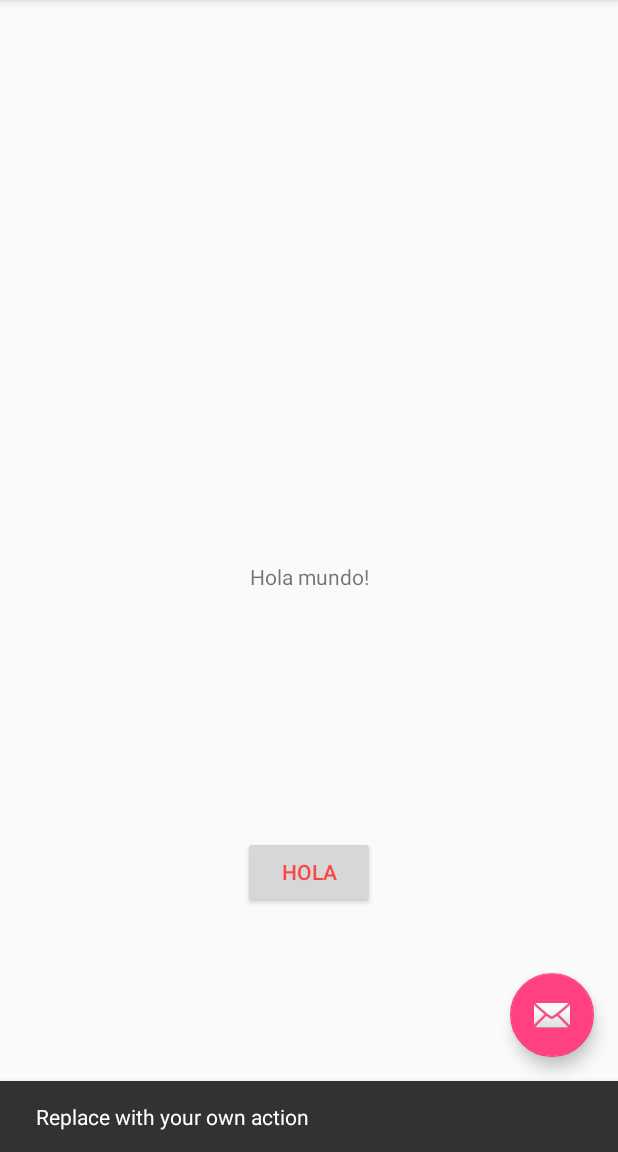
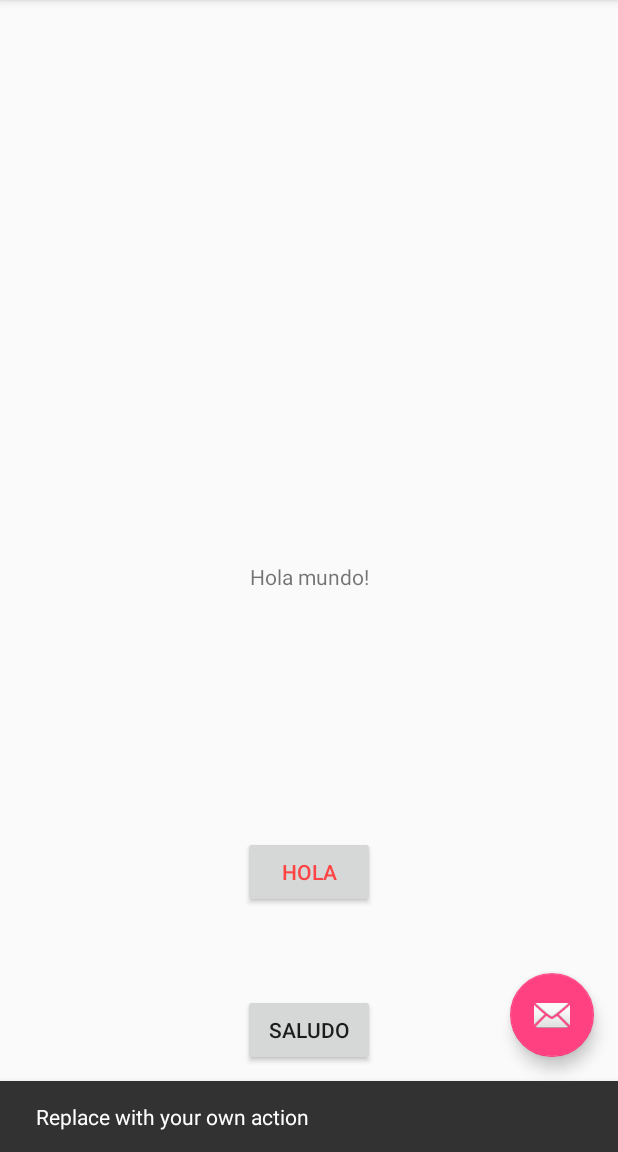
Before and after one commit to dyarza88/TareaVersionesDYF, an Android app: the screen it shows after launch (MainActivity), after a tap on an icon or button, on a phone screen of 412 x 824 dp, the part 84-1236 px from its top. Run offline under Robolectric (Android 15) with nearby library versions, the phone set to English and light mode, and no system bars.

Commit message:
Añado Saludo

```diff
--- a/app/src/main/res/layout/content_main.xml
+++ b/app/src/main/res/layout/content_main.xml
@@ -19,6 +19,7 @@
         app:layout_constraintTop_toTopOf="parent" />
 
     <Button
+        android:id="@+id/content_main_hola"
         android:layout_width="wrap_content"
         android:layout_height="wrap_content"
         app:layout_constraintBottom_toBottomOf="parent"
@@ -28,4 +29,14 @@
         android:textColor="@android:color/holo_red_light"
         android:text="Hola"/>
 
+    <Button
+        android:id="@+id/content_main_saludo"
+        android:layout_width="wrap_content"
+        android:layout_height="wrap_content"
+        app:layout_constraintBottom_toBottomOf="parent"
+        app:layout_constraintLeft_toLeftOf="parent"
+        app:layout_constraintRight_toRightOf="parent"
+        app:layout_constraintTop_toBottomOf="@id/content_main_hola"
+        android:text="Saludo"/>
+
 </android.support.constraint.ConstraintLayout>
```
